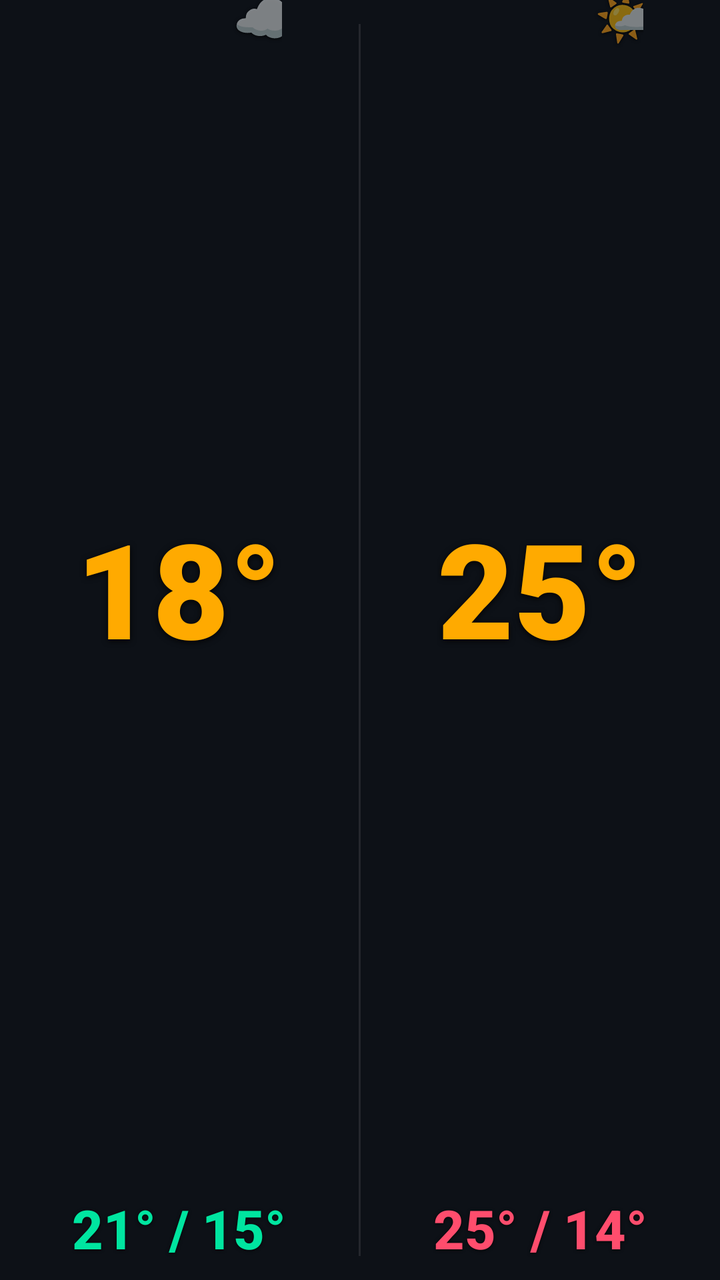
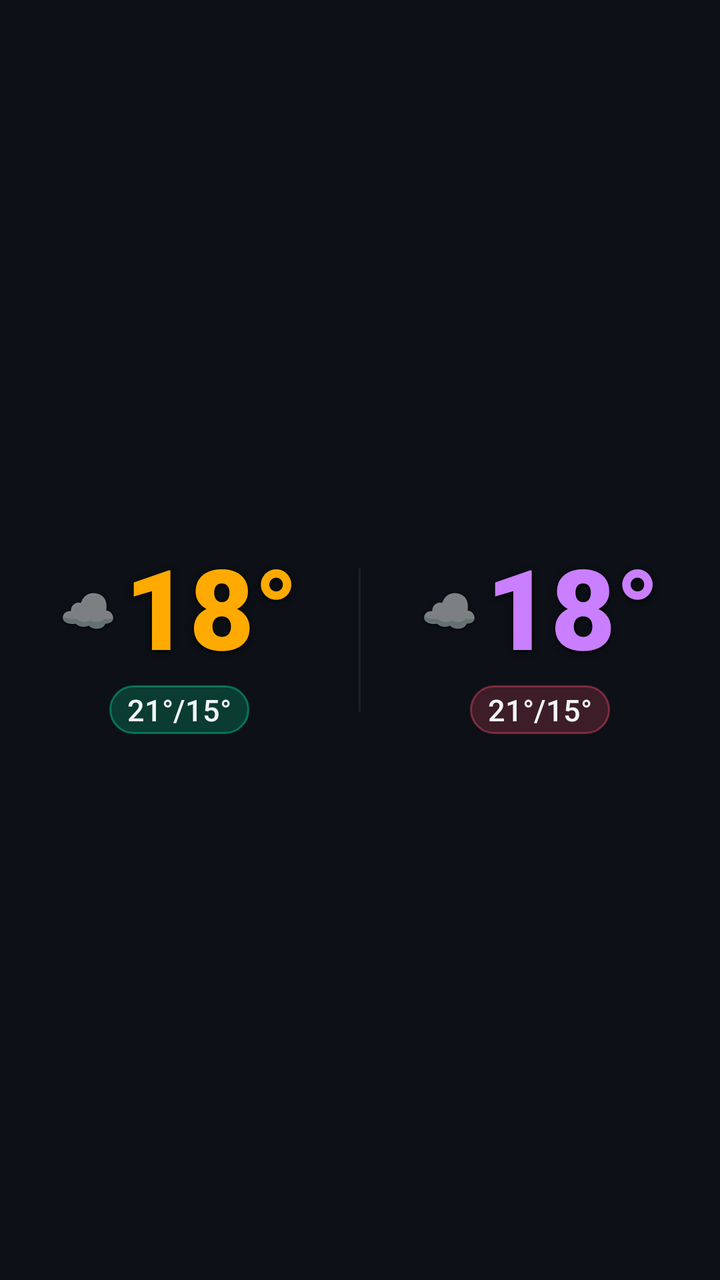

Two renders of the same Android screen: before a commit and after it. Below are the layout's source before the change and the commit's diff.
<!-- AndroidManifest.xml: application theme Theme.Weather28 -->
<!-- res/layout/widget_transparent_m.xml -->
<?xml version="1.0" encoding="utf-8"?>
<LinearLayout xmlns:android="http://schemas.android.com/apk/res/android"
    android:id="@+id/widget_root"
    android:layout_width="match_parent"
    android:layout_height="match_parent"
    android:orientation="vertical"
    android:background="@drawable/widget_bg_transparent">


    <LinearLayout
        android:layout_width="match_parent"
        android:layout_height="0dp"
        android:layout_weight="1"
        android:orientation="horizontal">

        <LinearLayout
            android:layout_width="0dp"
            android:layout_height="match_parent"
            android:layout_weight="1"
            android:orientation="vertical"
            android:gravity="center_horizontal"
            android:paddingStart="6dp"
            android:paddingEnd="6dp"
            android:paddingBottom="8dp">

            <FrameLayout
                android:layout_width="wrap_content"
                android:layout_height="0dp"
                android:layout_weight="1">

                <TextView
                    android:id="@+id/today_temp"
                    android:layout_width="wrap_content"
                    android:layout_height="wrap_content"
                    android:layout_gravity="center"
                    android:text="18°"
                    android:textColor="#ffaa00"
                    android:textSize="66sp"
                    android:fontFamily="sans-serif-black"
                    android:includeFontPadding="false"
                    android:gravity="center"
                    android:shadowColor="#e6000000" android:shadowDx="0" android:shadowDy="2" android:shadowRadius="7"/>

                <TextView
                    android:id="@+id/today_icon"
                    android:layout_width="wrap_content"
                    android:layout_height="wrap_content"
                    android:layout_gravity="top|end"
                    android:layout_marginTop="-6dp"
                    android:layout_marginEnd="-8dp"
                    android:text="☁️"
                    android:textSize="26sp"
                    android:includeFontPadding="false"
                    android:gravity="center"
                    android:shadowColor="#cc000000" android:shadowDx="0" android:shadowDy="1" android:shadowRadius="4"/>
            </FrameLayout>

            <TextView
                android:id="@+id/today_minmax"
                android:layout_width="wrap_content"
                android:layout_height="wrap_content"
                android:text="21° / 15°"
                android:textColor="#00e5a0"
                android:textSize="27sp"
                android:fontFamily="sans-serif-medium"
                android:textStyle="bold"
                android:layout_marginTop="2dp"
                android:shadowColor="#cc000000" android:shadowDx="0" android:shadowDy="1" android:shadowRadius="4"/>
        </LinearLayout>

        <TextView
            android:layout_width="1dp"
            android:layout_height="match_parent"
            android:background="#18ffffff"
            android:layout_marginTop="12dp"
            android:layout_marginBottom="12dp"
            android:text=""/>

        <LinearLayout
            android:layout_width="0dp"
            android:layout_height="match_parent"
            android:layout_weight="1"
            android:orientation="vertical"
            android:gravity="center_horizontal"
            android:paddingStart="6dp"
            android:paddingEnd="6dp"
            android:paddingBottom="8dp">

            <FrameLayout
                android:layout_width="wrap_content"
                android:layout_height="0dp"
                android:layout_weight="1">

                <TextView
                    android:id="@+id/tomorrow_temp"
                    android:layout_width="wrap_content"
                    android:layout_height="wrap_content"
                    android:layout_gravity="center"
                    android:text="25°"
                    android:textColor="#ffaa00"
                    android:textSize="66sp"
                    android:fontFamily="sans-serif-black"
                    android:includeFontPadding="false"
                    android:gravity="center"
                    android:shadowColor="#e6000000" android:shadowDx="0" android:shadowDy="2" android:shadowRadius="7"/>

                <TextView
                    android:id="@+id/tomorrow_icon"
                    android:layout_width="wrap_content"
                    android:layout_height="wrap_content"
                    android:layout_gravity="top|end"
                    android:layout_marginTop="-6dp"
                    android:layout_marginEnd="-8dp"
                    android:text="🌤️"
                    android:textSize="26sp"
                    android:includeFontPadding="false"
                    android:gravity="center"
                    android:shadowColor="#cc000000" android:shadowDx="0" android:shadowDy="1" android:shadowRadius="4"/>
            </FrameLayout>

            <TextView
                android:id="@+id/tomorrow_minmax"
                android:layout_width="wrap_content"
                android:layout_height="wrap_content"
                android:text="25° / 14°"
                android:textColor="#ff4d6d"
                android:textSize="27sp"
                android:fontFamily="sans-serif-medium"
                android:textStyle="bold"
                android:layout_marginTop="2dp"
                android:shadowColor="#cc000000" android:shadowDx="0" android:shadowDy="1" android:shadowRadius="4"/>
        </LinearLayout>
    </LinearLayout>

    <TextView android:id="@+id/widget_refresh"   android:layout_width="0dp" android:layout_height="0dp" android:visibility="gone"/>
    <TextView android:id="@+id/today_desc"       android:layout_width="0dp" android:layout_height="0dp" android:visibility="gone"/>
    <TextView android:id="@+id/tomorrow_desc"    android:layout_width="0dp" android:layout_height="0dp" android:visibility="gone"/>
    <TextView android:id="@+id/today_icon_bg"    android:layout_width="0dp" android:layout_height="0dp" android:visibility="gone"/>
    <TextView android:id="@+id/tomorrow_icon_bg" android:layout_width="0dp" android:layout_height="0dp" android:visibility="gone"/>
    <TextView android:id="@+id/today_rain"       android:layout_width="0dp" android:layout_height="0dp" android:visibility="gone"/>
    <TextView android:id="@+id/today_wind"       android:layout_width="0dp" android:layout_height="0dp" android:visibility="gone"/>
    <TextView android:id="@+id/tomorrow_rain"    android:layout_width="0dp" android:layout_height="0dp" android:visibility="gone"/>
    <TextView android:id="@+id/tomorrow_wind"    android:layout_width="0dp" android:layout_height="0dp" android:visibility="gone"/>
</LinearLayout>
<!-- resources referenced by this layout -->
<resources>
  <!-- drawable widget_bg_transparent (drawable) -->
  <?xml version="1.0" encoding="utf-8"?>
  <shape xmlns:android="http://schemas.android.com/apk/res/android" android:shape="rectangle">
      <solid android:color="#00000000"/>
      <corners android:radius="20dp"/>
  </shape>
  <style name="Theme.Weather28" parent="Theme.MaterialComponents.DayNight.NoActionBar">
          <item name="colorPrimary">#00e5a0</item>
          <item name="colorPrimaryVariant">#4d9fff</item>
          <item name="colorOnPrimary">#0d1117</item>
          <item name="android:windowBackground">#0d1117</item>
          <item name="android:statusBarColor">#0d1117</item>
          <item name="android:navigationBarColor">#0d1117</item>
      </style>
</resources>

<!-- the commit's change to res/layout/widget_transparent_m.xml (unified diff, before → after) -->
@@ -6,74 +6,74 @@
     android:orientation="vertical"
     android:background="@drawable/widget_bg_transparent">
 
-
     <LinearLayout
         android:layout_width="match_parent"
         android:layout_height="0dp"
         android:layout_weight="1"
-        android:orientation="horizontal">
+        android:orientation="horizontal"
+        android:gravity="center_vertical">
 
         <LinearLayout
             android:layout_width="0dp"
             android:layout_height="match_parent"
             android:layout_weight="1"
             android:orientation="vertical"
-            android:gravity="center_horizontal"
+            android:gravity="center"
             android:paddingStart="6dp"
-            android:paddingEnd="6dp"
-            android:paddingBottom="8dp">
+            android:paddingEnd="6dp">
 
-            <FrameLayout
+            <LinearLayout
                 android:layout_width="wrap_content"
-                android:layout_height="0dp"
-                android:layout_weight="1">
+                android:layout_height="wrap_content"
+                android:orientation="horizontal"
+                android:gravity="center_vertical">
+
+                <TextView
+                    android:id="@+id/today_icon"
+                    android:layout_width="wrap_content"
+                    android:layout_height="wrap_content"
+                    android:text="☁️"
+                    android:textSize="23sp"
+                    android:includeFontPadding="false"
+                    android:gravity="center"
+                    android:layout_marginEnd="4dp"
+                    android:shadowColor="#cc000000" android:shadowDx="0" android:shadowDy="1" android:shadowRadius="4"/>
 
                 <TextView
                     android:id="@+id/today_temp"
                     android:layout_width="wrap_content"
                     android:layout_height="wrap_content"
-                    android:layout_gravity="center"
                     android:text="18°"
                     android:textColor="#ffaa00"
-                    android:textSize="66sp"
+                    android:textSize="56sp"
                     android:fontFamily="sans-serif-black"
                     android:includeFontPadding="false"
                     android:gravity="center"
                     android:shadowColor="#e6000000" android:shadowDx="0" android:shadowDy="2" android:shadowRadius="7"/>
-
-                <TextView
-                    android:id="@+id/today_icon"
-                    android:layout_width="wrap_content"
-                    android:layout_height="wrap_content"
-                    android:layout_gravity="top|end"
-                    android:layout_marginTop="-6dp"
-                    android:layout_marginEnd="-8dp"
-                    android:text="☁️"
-                    android:textSize="26sp"
-                    android:includeFontPadding="false"
-                    android:gravity="center"
-                    android:shadowColor="#cc000000" android:shadowDx="0" android:shadowDy="1" android:shadowRadius="4"/>
-            </FrameLayout>
+            </LinearLayout>
 
             <TextView
                 android:id="@+id/today_minmax"
                 android:layout_width="wrap_content"
                 android:layout_height="wrap_content"
-                android:text="21° / 15°"
-                android:textColor="#00e5a0"
-                android:textSize="27sp"
+                android:text="21°/15°"
+                android:textColor="#f2f5f8"
+                android:textSize="15sp"
                 android:fontFamily="sans-serif-medium"
-                android:textStyle="bold"
-                android:layout_marginTop="2dp"
-                android:shadowColor="#cc000000" android:shadowDx="0" android:shadowDy="1" android:shadowRadius="4"/>
+                android:maxLines="1"
+                android:ellipsize="end"
+                android:background="@drawable/widget_pill_green"
+                android:paddingStart="9dp"
+                android:paddingEnd="9dp"
+                android:paddingTop="2dp"
+                android:paddingBottom="2dp"
+                android:layout_marginTop="4dp"/>
         </LinearLayout>
 
         <TextView
             android:layout_width="1dp"
-            android:layout_height="match_parent"
-            android:background="#18ffffff"
-            android:layout_marginTop="12dp"
-            android:layout_marginBottom="12dp"
+            android:layout_height="72dp"
+            android:background="#22888888"
             android:text=""/>
 
         <LinearLayout
@@ -81,64 +81,68 @@
             android:layout_height="match_parent"
             android:layout_weight="1"
             android:orientation="vertical"
-            android:gravity="center_horizontal"
+            android:gravity="center"
             android:paddingStart="6dp"
-            android:paddingEnd="6dp"
-            android:paddingBottom="8dp">
+            android:paddingEnd="6dp">
 
-            <FrameLayout
+            <LinearLayout
                 android:layout_width="wrap_content"
-                android:layout_height="0dp"
-                android:layout_weight="1">
+                android:layout_height="wrap_content"
+                android:orientation="horizontal"
+                android:gravity="center_vertical">
+
+                <TextView
+                    android:id="@+id/tomorrow_icon"
+                    android:layout_width="wrap_content"
+                    android:layout_height="wrap_content"
+                    android:text="☁️"
+                    android:textSize="23sp"
+                    android:includeFontPadding="false"
+                    android:gravity="center"
+                    android:layout_marginEnd="4dp"
+                    android:shadowColor="#cc000000" android:shadowDx="0" android:shadowDy="1" android:shadowRadius="4"/>
 
                 <TextView
                     android:id="@+id/tomorrow_temp"
                     android:layout_width="wrap_content"
                     android:layout_height="wrap_content"
-                    android:layout_gravity="center"
-                    android:text="25°"
-                    android:textColor="#ffaa00"
-                    android:textSize="66sp"
+                    android:text="18°"
+                    android:textColor="#c97fff"
+                    android:textSize="56sp"
                     android:fontFamily="sans-serif-black"
                     android:includeFontPadding="false"
                     android:gravity="center"
                     android:shadowColor="#e6000000" android:shadowDx="0" android:shadowDy="2" android:shadowRadius="7"/>
-
-                <TextView
-                    android:id="@+id/tomorrow_icon"
-                    android:layout_width="wrap_content"
-                    android:layout_height="wrap_content"
-                    android:layout_gravity="top|end"
-                    android:layout_marginTop="-6dp"
-                    android:layout_marginEnd="-8dp"
-                    android:text="🌤️"
-                    android:textSize="26sp"
-                    android:includeFontPadding="false"
-                    android:gravity="center"
-                    android:shadowColor="#cc000000" android:shadowDx="0" android:shadowDy="1" android:shadowRadius="4"/>
-            </FrameLayout>
+            </LinearLayout>
 
             <TextView
                 android:id="@+id/tomorrow_minmax"
                 android:layout_width="wrap_content"
                 android:layout_height="wrap_content"
-                android:text="25° / 14°"
-                android:textColor="#ff4d6d"
-                android:textSize="27sp"
+                android:text="21°/15°"
+                android:textColor="#f2f5f8"
+                android:textSize="15sp"
                 android:fontFamily="sans-serif-medium"
-                android:textStyle="bold"
-                android:layout_marginTop="2dp"
-                android:shadowColor="#cc000000" android:shadowDx="0" android:shadowDy="1" android:shadowRadius="4"/>
+                android:maxLines="1"
+                android:ellipsize="end"
+                android:background="@drawable/widget_pill_pink"
+                android:paddingStart="9dp"
+                android:paddingEnd="9dp"
+                android:paddingTop="2dp"
+                android:paddingBottom="2dp"
+                android:layout_marginTop="4dp"/>
         </LinearLayout>
+
     </LinearLayout>
 
-    <TextView android:id="@+id/widget_refresh"   android:layout_width="0dp" android:layout_height="0dp" android:visibility="gone"/>
-    <TextView android:id="@+id/today_desc"       android:layout_width="0dp" android:layout_height="0dp" android:visibility="gone"/>
-    <TextView android:id="@+id/tomorrow_desc"    android:layout_width="0dp" android:layout_height="0dp" android:visibility="gone"/>
-    <TextView android:id="@+id/today_icon_bg"    android:layout_width="0dp" android:layout_height="0dp" android:visibility="gone"/>
+    <TextView android:id="@+id/widget_refresh" android:layout_width="0dp" android:layout_height="0dp" android:visibility="gone"/>
+    <TextView android:id="@+id/today_desc" android:layout_width="0dp" android:layout_height="0dp" android:visibility="gone"/>
+    <TextView android:id="@+id/tomorrow_desc" android:layout_width="0dp" android:layout_height="0dp" android:visibility="gone"/>
+    <TextView android:id="@+id/today_icon_bg" android:layout_width="0dp" android:layout_height="0dp" android:visibility="gone"/>
     <TextView android:id="@+id/tomorrow_icon_bg" android:layout_width="0dp" android:layout_height="0dp" android:visibility="gone"/>
-    <TextView android:id="@+id/today_rain"       android:layout_width="0dp" android:layout_height="0dp" android:visibility="gone"/>
-    <TextView android:id="@+id/today_wind"       android:layout_width="0dp" android:layout_height="0dp" android:visibility="gone"/>
-    <TextView android:id="@+id/tomorrow_rain"    android:layout_width="0dp" android:layout_height="0dp" android:visibility="gone"/>
-    <TextView android:id="@+id/tomorrow_wind"    android:layout_width="0dp" android:layout_height="0dp" android:visibility="gone"/>
+    <TextView android:id="@+id/today_rain" android:layout_width="0dp" android:layout_height="0dp" android:visibility="gone"/>
+    <TextView android:id="@+id/today_wind" android:layout_width="0dp" android:layout_height="0dp" android:visibility="gone"/>
+    <TextView android:id="@+id/tomorrow_rain" android:layout_width="0dp" android:layout_height="0dp" android:visibility="gone"/>
+    <TextView android:id="@+id/tomorrow_wind" android:layout_width="0dp" android:layout_height="0dp" android:visibility="gone"/>
+
 </LinearLayout>
<!-- resource entries referenced after the edit -->
@@ -4,6 +4,20 @@
   <?xml version="1.0" encoding="utf-8"?>
   <shape xmlns:android="http://schemas.android.com/apk/res/android" android:shape="rectangle">
       <solid android:color="#00000000"/>
+      <corners android:radius="20dp"/>
+  </shape>
+  <!-- drawable widget_pill_green (drawable) -->
+  <?xml version="1.0" encoding="utf-8"?>
+  <shape xmlns:android="http://schemas.android.com/apk/res/android" android:shape="rectangle">
+      <solid android:color="#3300e5a0"/>
+      <stroke android:width="1dp" android:color="#6600e5a0"/>
+      <corners android:radius="20dp"/>
+  </shape>
+  <!-- drawable widget_pill_pink (drawable) -->
+  <?xml version="1.0" encoding="utf-8"?>
+  <shape xmlns:android="http://schemas.android.com/apk/res/android" android:shape="rectangle">
+      <solid android:color="#33ff4d6d"/>
+      <stroke android:width="1dp" android:color="#66ff4d6d"/>
       <corners android:radius="20dp"/>
   </shape>
   <style name="Theme.Weather28" parent="Theme.MaterialComponents.DayNight.NoActionBar">
